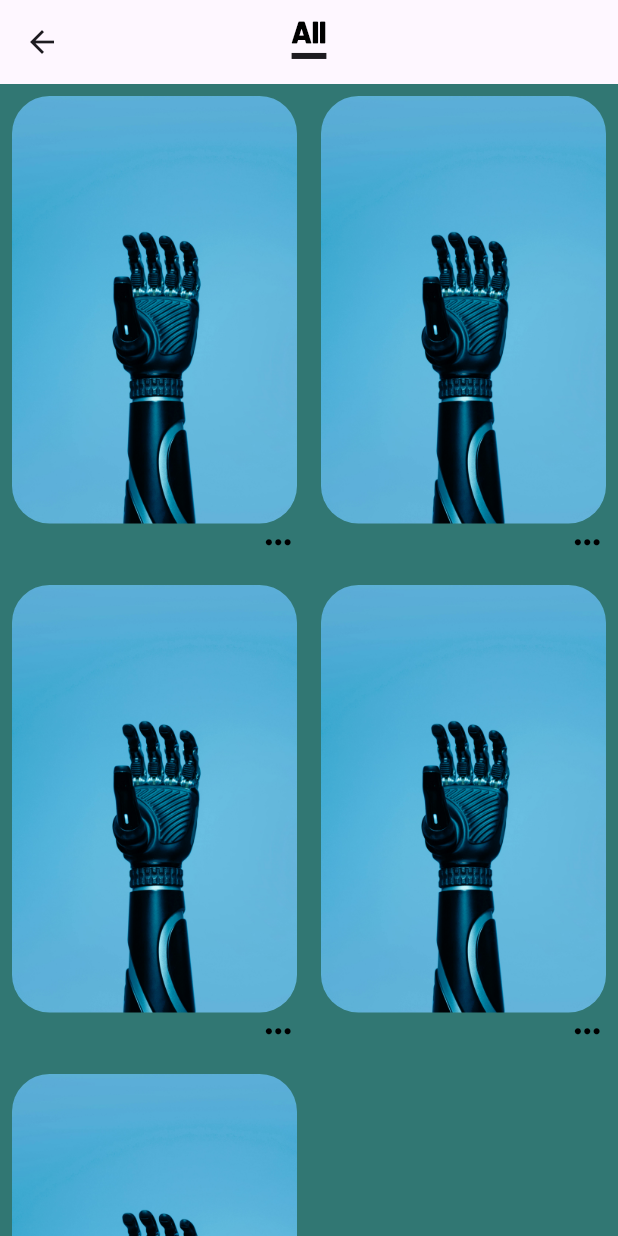
After one commit to RENJIMAMR/Limbs-for-you, a Flutter app: the HomeView screen opened by its route, after a tap on "Knee Joint", on a phone screen of 412 x 824 dp. The commit adds this screen. Run offline on Flutter 3.47's test engine with Material 3 defaults, Android fonts, the light colour scheme and no system bars; our stand-ins replace carousel_slider, flutter_screenutil, flutter_smart_dialog, stacked, stacked_services, stacked_shared; missing offline and left inert: statusbarz.

Commit message:
prosthesis detailing screen added

```diff
--- a/lib/app/app.dart
+++ b/lib/app/app.dart
@@ -3,6 +3,7 @@ import 'package:carify_clone_two/ui/screens/company_list/company_list_view.dart'
 import 'package:carify_clone_two/ui/screens/home/home_view.dart';
 import 'package:carify_clone_two/ui/screens/home/home_viewmodel.dart';
 import 'package:carify_clone_two/ui/screens/login/login_view.dart';
+import 'package:carify_clone_two/ui/screens/prosthesis_detailing_screen/prosthesis_detailing_screen_view.dart';
 import 'package:carify_clone_two/ui/screens/search/search_view.dart';
 import 'package:carify_clone_two/ui/screens/welcome/welcome_view.dart';
 import 'package:stacked/stacked_annotations.dart';
@@ -20,6 +21,7 @@ import '../ui/screens/splash/splash_view.dart';
     MaterialRoute(page: HomeView),
     MaterialRoute(page: CompanyListView),
     MaterialRoute(page: SearchView),
+    MaterialRoute(page: ProsthesisDetailingScreenView),
   ],
   dependencies: [
     LazySingleton(classType: ApiService),
--- a/lib/app/app.router.dart
+++ b/lib/app/app.router.dart
@@ -10,13 +10,15 @@ import 'package:carify_clone_two/ui/screens/bottom_nav_bar/bottom_nav_bar_view.d
 import 'package:carify_clone_two/ui/screens/company_list/company_list_view.dart'
     as _i6;
 import 'package:carify_clone_two/ui/screens/home/home_view.dart' as _i5;
+import 'package:carify_clone_two/ui/screens/prosthesis_detailing_screen/prosthesis_detailing_screen_view.dart'
+    as _i8;
 import 'package:carify_clone_two/ui/screens/search/search_view.dart' as _i7;
 import 'package:carify_clone_two/ui/screens/splash/splash_view.dart' as _i2;
 import 'package:carify_clone_two/ui/screens/welcome/welcome_view.dart' as _i3;
-import 'package:flutter/material.dart' as _i8;
+import 'package:flutter/material.dart' as _i9;
 import 'package:flutter/material.dart';
 import 'package:stacked/stacked.dart' as _i1;
-import 'package:stacked_services/stacked_services.dart' as _i9;
+import 'package:stacked_services/stacked_services.dart' as _i10;
 
 class Routes {
   static const splashView = '/';
@@ -31,6 +33,9 @@ class Routes {
 
   static const searchView = '/search-view';
 
+  static const prosthesisDetailingScreenView =
+      '/prosthesis-detailing-screen-view';
+
   static const all = <String>{
     splashView,
     welcomeView,
@@ -38,6 +43,7 @@ class Routes {
     homeView,
     companyListView,
     searchView,
+    prosthesisDetailingScreenView,
   };
 }
 
@@ -67,11 +73,15 @@ class StackedRouter extends _i1.RouterBase {
       Routes.searchView,
       page: _i7.SearchView,
     ),
+    _i1.RouteDef(
+      Routes.prosthesisDetailingScreenView,
+      page: _i8.ProsthesisDetailingScreenView,
+    ),
   ];
 
   final _pagesMap = <Type, _i1.StackedRouteFactory>{
     _i2.SplashView: (data) {
-      return _i8.MaterialPageRoute<dynamic>(
+      return _i9.MaterialPageRoute<dynamic>(
         builder: (context) => const _i2.SplashView(),
         settings: data,
       );
@@ -80,7 +90,7 @@ class StackedRouter extends _i1.RouterBase {
       final args = data.getArgs<WelcomeViewArguments>(
         orElse: () => const WelcomeViewArguments(),
       );
-      return _i8.MaterialPageRoute<dynamic>(
+      return _i9.MaterialPageRoute<dynamic>(
         builder: (context) => _i3.WelcomeView(key: args.key),
         settings: data,
       );
@@ -89,7 +99,7 @@ class StackedRouter extends _i1.RouterBase {
       final args = data.getArgs<BottomNavBarViewArguments>(
         orElse: () => const BottomNavBarViewArguments(),
       );
-      return _i8.MaterialPageRoute<dynamic>(
+      return _i9.MaterialPageRoute<dynamic>(
         builder: (context) => _i4.BottomNavBarView(key: args.key),
         settings: data,
       );
@@ -98,7 +108,7 @@ class StackedRouter extends _i1.RouterBase {
       final args = data.getArgs<HomeViewArguments>(
         orElse: () => const HomeViewArguments(),
       );
-      return _i8.MaterialPageRoute<dynamic>(
+      return _i9.MaterialPageRoute<dynamic>(
         builder: (context) => _i5.HomeView(key: args.key),
         settings: data,
       );
@@ -107,7 +117,7 @@ class StackedRouter extends _i1.RouterBase {
       final args = data.getArgs<CompanyListViewArguments>(
         orElse: () => const CompanyListViewArguments(),
       );
-      return _i8.MaterialPageRoute<dynamic>(
+      return _i9.MaterialPageRoute<dynamic>(
         builder: (context) => _i6.CompanyListView(key: args.key),
         settings: data,
       );
@@ -116,8 +126,14 @@ class StackedRouter extends _i1.RouterBase {
       final args = data.getArgs<SearchViewArguments>(
         orElse: () => const SearchViewArguments(),
       );
-      return _i8.MaterialPageRoute<dynamic>(
+      return _i9.MaterialPageRoute<dynamic>(
         builder: (context) => _i7.SearchView(key: args.key),
+        settings: data,
+      );
+    },
+    _i8.ProsthesisDetailingScreenView: (data) {
+      return _i9.MaterialPageRoute<dynamic>(
+        builder: (context) => const _i8.ProsthesisDetailingScreenView(),
         settings: data,
       );
     },
@@ -133,7 +149,7 @@ class StackedRouter extends _i1.RouterBase {
 class WelcomeViewArguments {
   const WelcomeViewArguments({this.key});
 
-  final _i8.Key? key;
+  final _i9.Key? key;
 
   @override
   String toString() {
@@ -155,7 +171,7 @@ class WelcomeViewArguments {
 class BottomNavBarViewArguments {
   const BottomNavBarViewArguments({this.key});
 
-  final _i8.Key? key;
+  final _i9.Key? key;
 
   @override
   String toString() {
@@ -177,7 +193,7 @@ class BottomNavBarViewArguments {
 class HomeViewArguments {
   const HomeViewArguments({this.key});
 
-  final _i8.Key? key;
+  final _i9.Key? key;
 
   @override
   String toString() {
@@ -199,7 +215,7 @@ class HomeViewArguments {
 class CompanyListViewArguments {
   const CompanyListViewArguments({this.key});
 
-  final _i8.Key? key;
+  final _i9.Key? key;
 
   @override
   String toString() {
@@ -221,7 +237,7 @@ class CompanyListViewArguments {
 class SearchViewArguments {
   const SearchViewArguments({this.key});
 
-  final _i8.Key? key;
+  final _i9.Key? key;
 
   @override
   String toString() {
@@ -240,7 +256,7 @@ class SearchViewArguments {
   }
 }
 
-extension NavigatorStateExtension on _i9.NavigationService {
+extension NavigatorStateExtension on _i10.NavigationService {
   Future<dynamic> navigateToSplashView([
     int? routerId,
     bool preventDuplicates = true,
@@ -256,7 +272,7 @@ extension NavigatorStateExtension on _i9.NavigationService {
   }
 
   Future<dynamic> navigateToWelcomeView({
-    _i8.Key? key,
+    _i9.Key? key,
     int? routerId,
     bool preventDuplicates = true,
     Map<String, String>? parameters,
@@ -272,7 +288,7 @@ extension NavigatorStateExtension on _i9.NavigationService {
   }
 
   Future<dynamic> navigateToBottomNavBarView({
-    _i8.Key? key,
+    _i9.Key? key,
     int? routerId,
     bool preventDuplicates = true,
     Map<String, String>? parameters,
@@ -288,7 +304,7 @@ extension NavigatorStateExtension on _i9.NavigationService {
   }
 
   Future<dynamic> navigateToHomeView({
-    _i8.Key? key,
+    _i9.Key? key,
     int? routerId,
     bool preventDuplicates = true,
     Map<String, String>? parameters,
@@ -304,7 +320,7 @@ extension NavigatorStateExtension on _i9.NavigationService {
   }
 
   Future<dynamic> navigateToCompanyListView({
-    _i8.Key? key,
+    _i9.Key? key,
     int? routerId,
     bool preventDuplicates = true,
     Map<String, String>? parameters,
@@ -320,7 +336,7 @@ extension NavigatorStateExtension on _i9.NavigationService {
   }
 
   Future<dynamic> navigateToSearchView({
-    _i8.Key? key,
+    _i9.Key? key,
     int? routerId,
     bool preventDuplicates = true,
     Map<String, String>? parameters,
@@ -329,6 +345,20 @@ extension NavigatorStateExtension on _i9.NavigationService {
   }) async {
     return navigateTo<dynamic>(Routes.searchView,
         arguments: SearchViewArguments(key: key),
+        id: routerId,
+        preventDuplicates: preventDuplicates,
+        parameters: parameters,
+        transition: transition);
+  }
+
+  Future<dynamic> navigateToProsthesisDetailingScreenView([
+    int? routerId,
+    bool preventDuplicates = true,
+    Map<String, String>? parameters,
+    Widget Function(BuildContext, Animation<double>, Animation<double>, Widget)?
+        transition,
+  ]) async {
+    return navigateTo<dynamic>(Routes.prosthesisDetailingScreenView,
         id: routerId,
         preventDuplicates: preventDuplicates,
         parameters: parameters,
@@ -350,7 +380,7 @@ extension NavigatorStateExtension on _i9.NavigationService {
   }
 
   Future<dynamic> replaceWithWelcomeView({
-    _i8.Key? key,
+    _i9.Key? key,
     int? routerId,
     bool preventDuplicates = true,
     Map<String, String>? parameters,
@@ -366,7 +396,7 @@ extension NavigatorStateExtension on _i9.NavigationService {
   }
 
   Future<dynamic> replaceWithBottomNavBarView({
-    _i8.Key? key,
+    _i9.Key? key,
     int? routerId,
     bool preventDuplicates = true,
     Map<String, String>? parameters,
@@ -382,7 +412,7 @@ extension NavigatorStateExtension on _i9.NavigationService {
   }
 
   Future<dynamic> replaceWithHomeView({
-    _i8.Key? key,
+    _i9.Key? key,
     int? routerId,
     bool preventDuplicates = true,
     Map<String, String>? parameters,
@@ -398,7 +428,7 @@ extension NavigatorStateExtension on _i9.NavigationService {
   }
 
   Future<dynamic> replaceWithCompanyListView({
-    _i8.Key? key,
+    _i9.Key? key,
     int? routerId,
     bool preventDuplicates = true,
     Map<String, String>? parameters,
@@ -414,7 +444,7 @@ extension NavigatorStateExtension on _i9.NavigationService {
   }
 
   Future<dynamic> replaceWithSearchView({
-    _i8.Key? key,
+    _i9.Key? key,
     int? routerId,
     bool preventDuplicates = true,
     Map<String, String>? parameters,
@@ -428,4 +458,18 @@ extension NavigatorStateExtension on _i9.NavigationService {
         parameters: parameters,
         transition: transition);
   }
+
+  Future<dynamic> replaceWithProsthesisDetailingScreenView([
+    int? routerId,
+    bool preventDuplicates = true,
+    Map<String, String>? parameters,
+    Widget Function(BuildContext, Animation<double>, Animation<double>, Widget)?
+        transition,
+  ]) async {
+    return replaceWith<dynamic>(Routes.prosthesisDetailingScreenView,
+        id: routerId,
+        preventDuplicates: preventDuplicates,
+        parameters: parameters,
+        transition: transition);
+  }
 }
--- a/lib/constants/app_colors.dart
+++ b/lib/constants/app_colors.dart
@@ -4,6 +4,8 @@ import 'package:flutter/material.dart';
 
 abstract class Palette {
   static const Color primary = Color(0xffFCE900);
+  static const Color transparent = Colors.transparent;
+
   static const Color scaffoldBackgroundColor = Color(0xff317773);
   static Color whiteMain = Colors.white;
   static Color blackMain = Colors.black;
--- a/lib/ui/screens/home/home_view.dart
+++ b/lib/ui/screens/home/home_view.dart
@@ -1,6 +1,6 @@
 import 'package:carify_clone_two/constants/app_colors.dart';
-import 'package:carify_clone_two/ui/screens/home/tabs/lower_body.dart';
-import 'package:carify_clone_two/ui/screens/home/tabs/upper_body.dart';
+import 'package:carify_clone_two/ui/screens/home/tabs/lower_body_screen/lower_body_view.dart';
+import 'package:carify_clone_two/ui/screens/home/tabs/upperbody_screen/upper_body_view.dart';
 import 'package:flutter/material.dart';
 import 'package:stacked/stacked.dart';
 
@@ -107,8 +107,8 @@ class HomeView extends StatelessWidget {
                       // Wrapping the TabBarView inside an Expanded widget to avoid layout issues
                       child: TabBarView(
                         children: [
-                          UpperBody(),
-                          LowerBody(),
+                          UpperBodyView(),
+                          LowerBodyView(),
                         ],
                       ),
                     ),
--- /dev/null
+++ b/lib/ui/screens/home/tabs/upperbody_screen/upper_body_view.dart
@@ -0,0 +1,105 @@
+import 'package:carify_clone_two/constants/app_colors.dart';
+import 'package:carify_clone_two/dummydb.dart';
+import 'package:carify_clone_two/ui/screens/home/tabs/upperbody_screen/upperbody_viewmodel.dart';
+import 'package:carify_clone_two/ui/screens/prosthesis_detailing_screen/prosthesis_detailing_screen_view.dart';
+import 'package:carify_clone_two/ui/widgets/container_card.dart';
+import 'package:carousel_slider/carousel_slider.dart';
+import 'package:flutter/material.dart';
+import 'package:stacked/stacked.dart';
+
+class UpperBodyView extends StatelessWidget {
+  const UpperBodyView({super.key});
+
+  @override
+  Widget build(BuildContext context) {
+    return ViewModelBuilder.reactive(
+        viewModelBuilder: () => UpperbodyViewmodel(),
+        builder: (context, viewModel, child) => Column(
+              children: [
+                SingleChildScrollView(
+                  scrollDirection: Axis.horizontal,
+                  child: InkWell(
+                    onTap: () {
+                      viewModel.onNav();
+                    },
+                    child: InkWell(
+                      onTap: () {
+                        viewModel.onNav();
+                      },
+                      child: Row(
+                        children: [
+                          ContainerCard(title: 'Knee Joint'),
+                          ContainerCard(title: 'Foot'),
+                          ContainerCard(title: 'Socket'),
+                        ],
+                      ),
+                    ),
+                  ),
+                ),
+                SizedBox(
+                  height: 20,
+                ),
+                CarouselSlider(
+                    items: List.generate(
+                      4,
+                      (index) => Container(
+                        height: 250,
+                        width: 250,
+                        decoration: BoxDecoration(
+                          color: Palette.themeClr,
+                          borderRadius: BorderRadius.circular(20),
+                        ),
+                      ),
+                    ),
+                    options: CarouselOptions(
+                      autoPlay: true,
+                      autoPlayInterval: Duration(seconds: 1),
+                    )),
+                SizedBox(
+                  height: 40,
+                ),
+                Text(
+                  'Popular Companies',
+                  style: TextStyle(
+                      fontSize: 25,
+                      color: Palette.whiteMain,
+                      fontWeight: FontWeight.bold),
+                ),
+                SizedBox(
+                  height: 30,
+                ),
+                CarouselSlider(
+                    items: List.generate(
+                      Dummydb.CompanyList.length,
+                      (index) => Column(
+                        children: [
+                          CircleAvatar(
+                            radius: 40,
+                            backgroundImage: AssetImage(
+                              Dummydb.CompanyList[index].imageUrl,
+                            ),
+                          ),
+                          SizedBox(
+                            height: 10,
+                          ),
+                          Text(
+                            Dummydb.CompanyList[index].name,
+                            style: TextStyle(
+                                fontSize: 15,
+                                color: Palette.whiteMain,
+                                fontWeight: FontWeight.bold),
+                          )
+                        ],
+                      ),
+                    ),
+                    options: CarouselOptions(
+                        autoPlay: true,
+                        autoPlayInterval: Duration(seconds: 4),
+                        disableCenter: true,
+                        padEnds: true,
+                        height: 130,
+                        aspectRatio: 3 / 4)),
+              ],
+            ));
+  }
+}
--- /dev/null
+++ b/lib/ui/screens/home/tabs/upperbody_screen/upperbody_viewmodel.dart
@@ -0,0 +1,9 @@
+import 'package:carify_clone_two/app/app.router.dart';
+import 'package:carify_clone_two/app/utils.dart';
+import 'package:stacked/stacked.dart';
+
+class UpperbodyViewmodel extends BaseViewModel {
+  onNav() {
+    navigationService.navigateTo(Routes.prosthesisDetailingScreenView);
+  }
+}
--- /dev/null
+++ b/lib/ui/screens/prosthesis_detailing_screen/prosthesis_detailing_screen_view.dart
@@ -0,0 +1,61 @@
+import 'package:carify_clone_two/constants/app_colors.dart';
+import 'package:carify_clone_two/constants/assets.gen.dart';
+import 'package:carify_clone_two/ui/screens/prosthesis_detailing_screen/prosthesis_detailing_screen_viewmodel.dart';
+import 'package:flutter/material.dart';
+import 'package:flutter_staggered_grid_view/flutter_staggered_grid_view.dart';
+import 'package:stacked/stacked.dart';
+
+class ProsthesisDetailingScreenView extends StatelessWidget {
+  const ProsthesisDetailingScreenView({super.key});
+
+  @override
+  Widget build(BuildContext context) {
+    return ViewModelBuilder.reactive(
+        viewModelBuilder: () => ProsthesisDetailingScreenViewmodel(),
+        builder: (context, viewModel, child) {
+          return Scaffold(
+            appBar: AppBar(
+              centerTitle: true,
+              title: Text(
+                'All',
+                style: TextStyle(
+                    shadows: [
+                      Shadow(offset: Offset(0, -8), color: Colors.black)
+                    ],
+                    // textBaseline: TextBaseline.values,
+                    decoration: TextDecoration.underline,
+                    decorationThickness: 4,
+                    color: Palette.transparent,
+                    fontSize: 20,
+                    fontWeight: FontWeight.w900),
+              ),
+            ),
+            body: MasonryGridView.builder(
+              itemCount: 5,
+              gridDelegate: SliverSimpleGridDelegateWithFixedCrossAxisCount(
+                  crossAxisCount: 2),
+              itemBuilder: (context, index) => Padding(
+                padding: EdgeInsets.all(8),
+                child: Column(
+                  children: [
+                    ClipRRect(
+                        borderRadius: BorderRadius.circular(25),
+                        child: Image.asset(Assets.images.limbs3.path)),
+                    Row(
+                      mainAxisAlignment: MainAxisAlignment.end,
+                      children: [
+                        Icon(
+                          Icons.more_horiz,
+                          color: Palette.blackMain,
+                          size: 25,
+                        )
+                      ],
+                    ),
+                  ],
+                ),
+              ),
+            ),
+          );
+        });
+  }
+}
--- /dev/null
+++ b/lib/ui/screens/prosthesis_detailing_screen/prosthesis_detailing_screen_viewmodel.dart
@@ -0,0 +1,5 @@
+import 'package:stacked/stacked.dart';
+
+class ProsthesisDetailingScreenViewmodel extends BaseViewModel {
+  ProsthesisDetailingScreenViewmodel();
+}
--- a/pubspec.yaml
+++ b/pubspec.yaml
@@ -44,6 +44,7 @@ dependencies:
   stacked_services: ^1.5.1
   carousel_slider: ^5.0.0
   cached_network_image: ^3.4.1
+  flutter_staggered_grid_view: ^0.7.0
 
 dev_dependencies:
   flutter_test:
```
Also changed, not shown: lib/ui/screens/home/tabs/lower_body.dart (deleted, +0 -90 lines), lib/ui/screens/home/tabs/lower_body_screen/lower_body_view.dart (added, +94 -0 lines), lib/ui/screens/home/tabs/lower_body_screen/lower_body_viewmodel.dart (added, +10 -0 lines), lib/ui/screens/home/tabs/upper_body.dart (deleted, +0 -90 lines), pubspec.lock.
